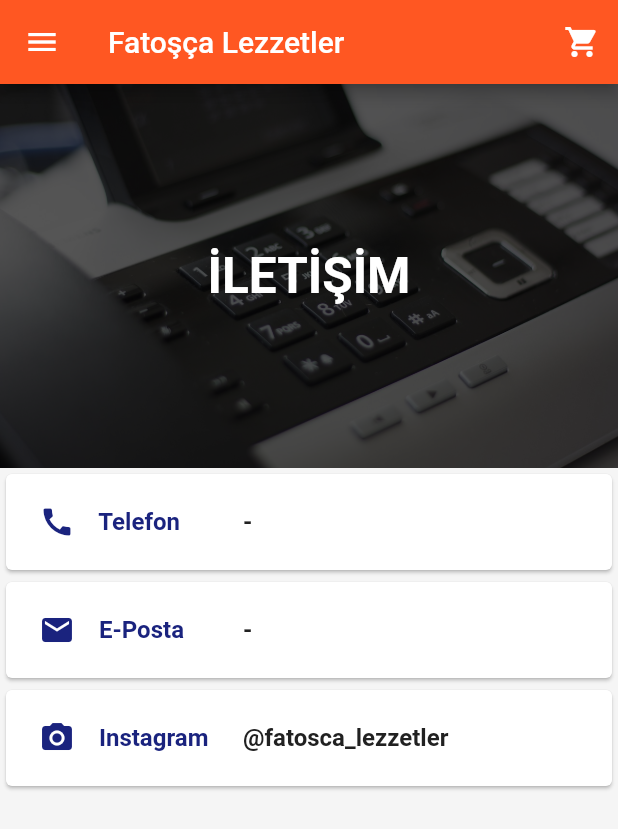
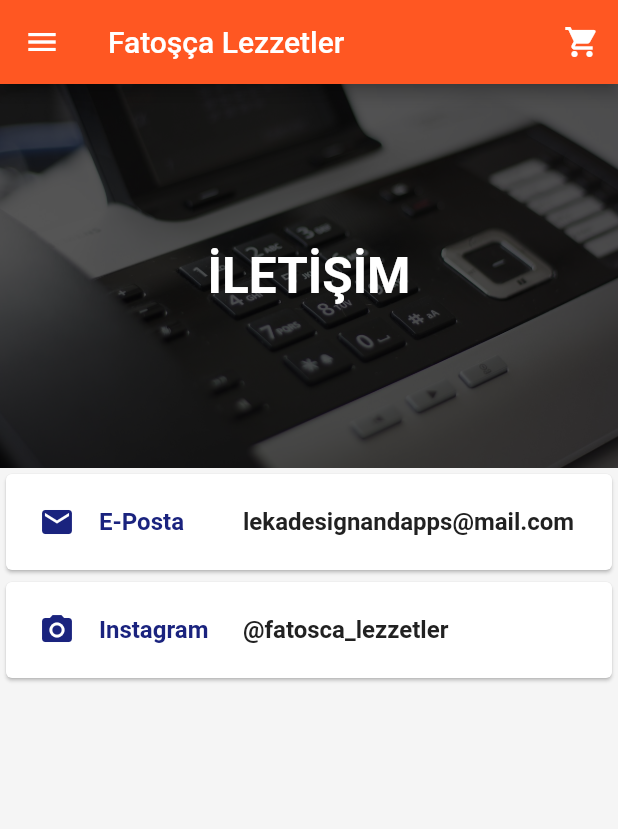
Before and after one commit to kaiserleka/fatosca_lezzetler, a Flutter app: the Contact screen opened by its route, on a phone screen of 412 x 824 dp. Shown: the top 829 px of the screen. Run offline on Flutter 3.47's test engine with Material 2 defaults, Android fonts, the phone set to English and light mode, and no system bars; drawn by our look-alikes of auto_size_text; our stand-ins replace firebase_messaging, shared_preferences; accounts and stored records are empty; network calls fail.

Commit message:
Update: contact datat

```diff
--- a/lib/contact.dart
+++ b/lib/contact.dart
@@ -59,9 +59,9 @@ class _ContactState extends State<Contact> {
                   child: Column(
                     crossAxisAlignment: CrossAxisAlignment.stretch,
                     children: <Widget>[
-                      contactItem(Icons.call, "Telefon", "-"),
+                      //contactItem(Icons.call, "Telefon", "-"),
                       contactItem(
-                          Icons.email, "E-Posta", "-"),
+                          Icons.email, "E-Posta", "lekadesignandapps@mail.com"),
                       contactItem(Icons.camera_alt, "Instagram", "@fatosca_lezzetler")
                     ],
                   ))
```
